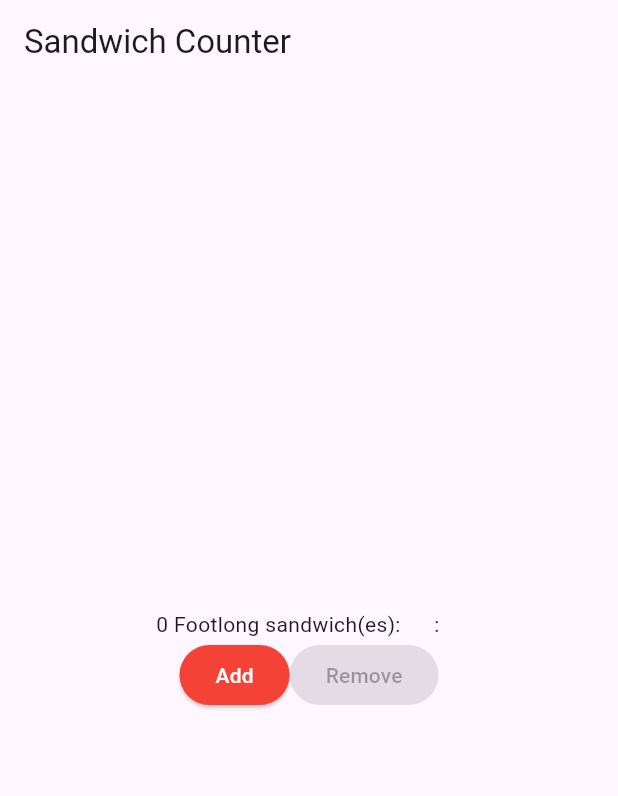
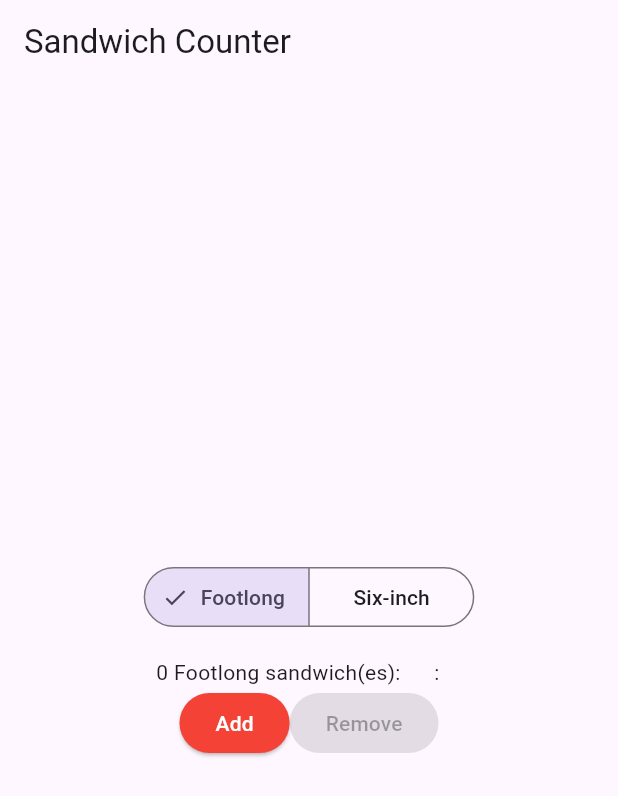
Before and after one commit to TobyWebb04/sandwich_shop, a Flutter app: the screen it shows after launch, on a phone screen of 412 x 824 dp. Shown: the top 796 px of the screen. Run offline on Flutter 3.47's test engine with Material 3 defaults, Android fonts, the phone set to English and light mode, and no system bars.

Commit message:
Adding ability to switch between footlong and  six-inches

```diff
--- a/lib/main.dart
+++ b/lib/main.dart
@@ -30,6 +30,7 @@ class OrderScreen extends StatefulWidget {
 
 class _OrderScreenState extends State<OrderScreen> {
   int _quantity = 0;
+  String _selectedType = 'Footlong';
   void _increaseQuantity() {
     if (_quantity < widget.maxQuantity) {
       setState(() => _quantity++);
@@ -52,10 +53,26 @@ class _OrderScreenState extends State<OrderScreen> {
       child: Column(
         mainAxisAlignment: MainAxisAlignment.center,
         children: <Widget>[
-          OrderItemDisplay(
-            _quantity,
-            'Footlong',
-          ),
+          // SegmentedButton for sandwich type selection
+            Padding(
+              padding: const EdgeInsets.only(bottom: 16.0),
+              child: SegmentedButton<String>(
+                segments: const [
+                  ButtonSegment(value: 'Footlong', label: Text('Footlong')),
+                  ButtonSegment(value: 'Six-inch', label: Text('Six-inch')),
+                ],
+                selected: <String>{_selectedType},
+                onSelectionChanged: (Set<String> newSelection) {
+                  setState(() {
+                    _selectedType = newSelection.first;
+                  });
+                },
+              ),
+            ),
+            OrderItemDisplay(
+              _quantity,
+              _selectedType,
+            ),
           Row(
             mainAxisAlignment: MainAxisAlignment.center,
             children: [
```
